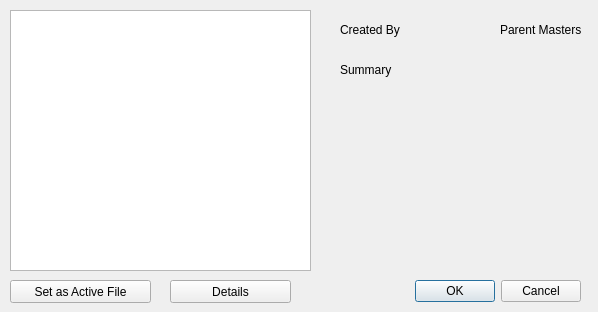
The window that OpenCK/UI/datawindow.ui (Open-CK/OpenCK) describes before a commit, drawn with Qt 5.
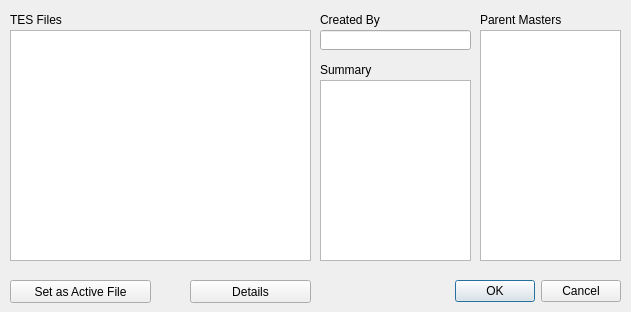
The same window after the commit.

Commit message: Make Documentation and UI Improvements

What changed in the file:
```diff
--- a/OpenCK/UI/datawindow.ui
+++ b/OpenCK/UI/datawindow.ui
@@ -6,7 +6,7 @@
    <rect>
     <x>0</x>
     <y>0</y>
-    <width>598</width>
+    <width>631</width>
     <height>312</height>
    </rect>
   </property>
@@ -16,7 +16,7 @@
   <widget class="QDialogButtonBox" name="buttonBox">
    <property name="geometry">
     <rect>
-     <x>290</x>
+     <x>330</x>
      <y>280</y>
      <width>291</width>
      <height>23</height>
@@ -32,7 +32,7 @@
   <widget class="QPushButton" name="detailsButton">
    <property name="geometry">
     <rect>
-     <x>170</x>
+     <x>190</x>
      <y>280</y>
      <width>121</width>
      <height>23</height>
@@ -59,17 +59,17 @@
    <property name="geometry">
     <rect>
      <x>10</x>
-     <y>10</y>
+     <y>30</y>
      <width>301</width>
-     <height>261</height>
+     <height>231</height>
     </rect>
    </property>
   </widget>
   <widget class="QLabel" name="label">
    <property name="geometry">
     <rect>
-     <x>500</x>
-     <y>20</y>
+     <x>480</x>
+     <y>10</y>
      <width>81</width>
      <height>20</height>
     </rect>
@@ -81,8 +81,8 @@
   <widget class="QLabel" name="label_2">
    <property name="geometry">
     <rect>
-     <x>340</x>
-     <y>20</y>
+     <x>320</x>
+     <y>10</y>
      <width>61</width>
      <height>20</height>
     </rect>
@@ -94,7 +94,7 @@
   <widget class="QLabel" name="label_3">
    <property name="geometry">
     <rect>
-     <x>340</x>
+     <x>320</x>
      <y>60</y>
      <width>61</width>
      <height>20</height>
@@ -104,6 +104,52 @@
     <string>Summary</string>
    </property>
   </widget>
+  <widget class="QLineEdit" name="authorLineEdit">
+   <property name="geometry">
+    <rect>
+     <x>320</x>
+     <y>30</y>
+     <width>151</width>
+     <height>20</height>
+    </rect>
+   </property>
+  </widget>
+  <widget class="QLabel" name="label_4">
+   <property name="geometry">
+    <rect>
+     <x>10</x>
+     <y>10</y>
+     <width>61</width>
+     <height>20</height>
+    </rect>
+   </property>
+   <property name="text">
+    <string>TES Files</string>
+   </property>
+  </widget>
+  <widget class="QPlainTextEdit" name="summaryTextEdit">
+   <property name="geometry">
+    <rect>
+     <x>320</x>
+     <y>80</y>
+     <width>151</width>
+     <height>181</height>
+    </rect>
+   </property>
+   <property name="plainText">
+    <string/>
+   </property>
+  </widget>
+  <widget class="QTableView" name="parentListView">
+   <property name="geometry">
+    <rect>
+     <x>480</x>
+     <y>30</y>
+     <width>141</width>
+     <height>231</height>
+    </rect>
+   </property>
+  </widget>
  </widget>
  <resources/>
  <connections>
```
Left out of the diff: 2 changed lines with no effect on the pictures. The commit also changes 4 other files.
